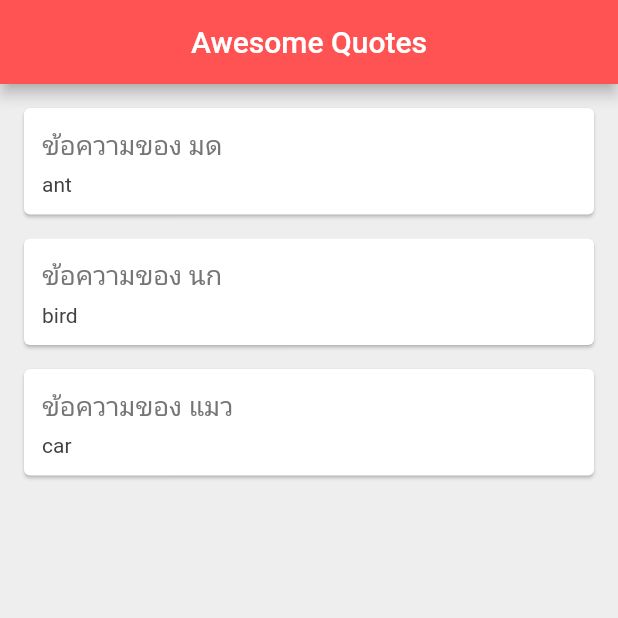
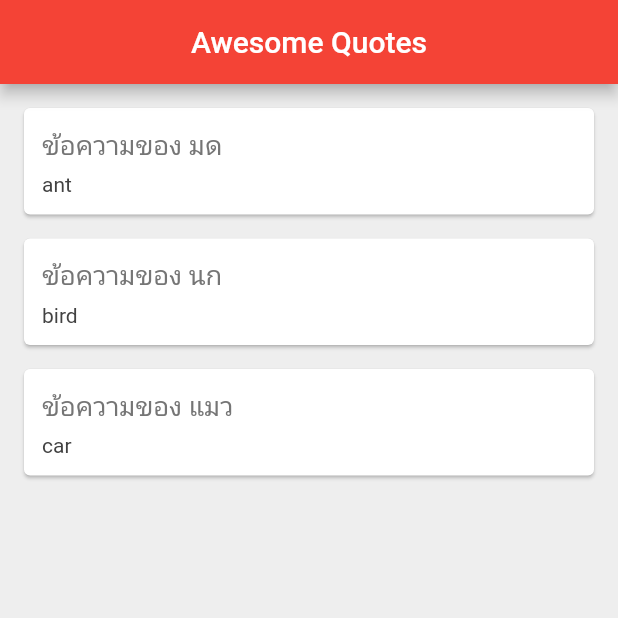
Before and after one commit to 9mudontwork/Flutter-Mini-Project-ID-Card-Test, a Flutter app: the screen it shows after launch, on a phone screen of 412 x 824 dp, the top half of it. Run offline on Flutter 3.47's test engine with Material 2 defaults, Android fonts, the phone set to English and light mode, and no system bars.

```diff
--- a/id_card_mini_project/lib/main.dart
+++ b/id_card_mini_project/lib/main.dart
@@ -1,6 +1,6 @@
-import 'package:flutter/cupertino.dart';
 import 'package:flutter/material.dart';
-import 'qoute.dart';
+import 'quote.dart';
+import 'quote_card.dart';
 
 void main() {
   runApp(MaterialApp(home: QuoteList()));
@@ -18,35 +18,6 @@ class _QuoteListState extends State<QuoteList> {
     Quote(author: 'car', text: 'ข้อความของ แมว'),
   ];
 
-  Widget quoteTemplate(quote) {
-    return Card(
-      margin: EdgeInsets.fromLTRB(16, 16, 16, 0),
-      child: Padding(
-        padding: const EdgeInsets.all(12.0),
-        child: Column(
-          crossAxisAlignment: CrossAxisAlignment.stretch,
-          children: [
-            Text(
-              quote.text,
-              style: TextStyle(
-                fontSize: 18,
-                color: Colors.grey[600],
-              ),
-            ),
-            SizedBox(height: 6),
-            Text(
-              quote.author,
-              style: TextStyle(
-                fontSize: 14,
-                color: Colors.grey[800],
-              ),
-            )
-          ],
-        ),
-      ),
-    );
-  }
-
   @override
   Widget build(BuildContext context) {
     return Scaffold(
@@ -54,10 +25,10 @@ class _QuoteListState extends State<QuoteList> {
         appBar: AppBar(
           title: Text('Awesome Quotes'),
           centerTitle: true,
-          backgroundColor: Colors.redAccent,
+          backgroundColor: Colors.red[500],
         ),
         body: Column(
-          children: quotes.map((quote) => quoteTemplate(quote)).toList(),
+          children: quotes.map((quote) => QuoteCard(quote: quote)).toList(),
         ));
   }
 }
--- /dev/null
+++ b/id_card_mini_project/lib/quote_card.dart
@@ -0,0 +1,38 @@
+import 'package:flutter/material.dart';
+import 'quote.dart';
+
+class QuoteCard extends StatelessWidget {
+  final Quote quote;
+
+  QuoteCard({this.quote});
+
+  @override
+  Widget build(BuildContext context) {
+    return Card(
+      margin: EdgeInsets.fromLTRB(16, 16, 16, 0),
+      child: Padding(
+        padding: const EdgeInsets.all(12.0),
+        child: Column(
+          crossAxisAlignment: CrossAxisAlignment.stretch,
+          children: [
+            Text(
+              quote.text,
+              style: TextStyle(
+                fontSize: 18,
+                color: Colors.grey[600],
+              ),
+            ),
+            SizedBox(height: 6),
+            Text(
+              quote.author,
+              style: TextStyle(
+                fontSize: 14,
+                color: Colors.grey[800],
+              ),
+            )
+          ],
+        ),
+      ),
+    );
+  }
+}
```
Also changed, not shown: id_card_mini_project/lib/quote.dart (renamed from id_card_mini_project/lib/qoute.dart).
